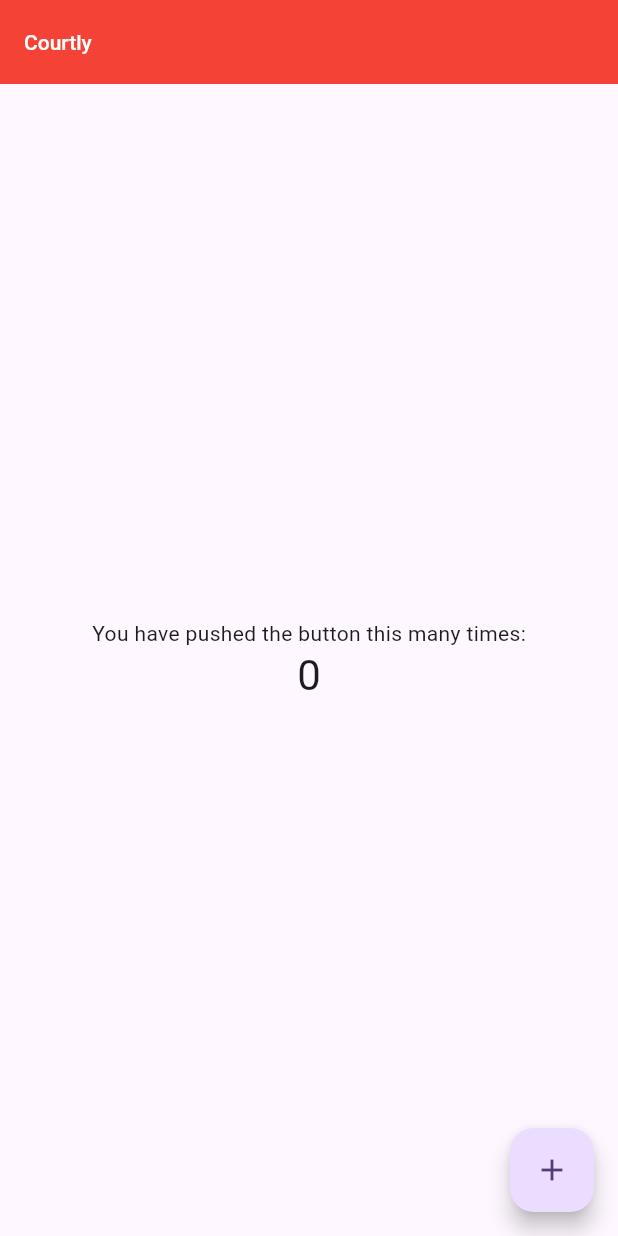
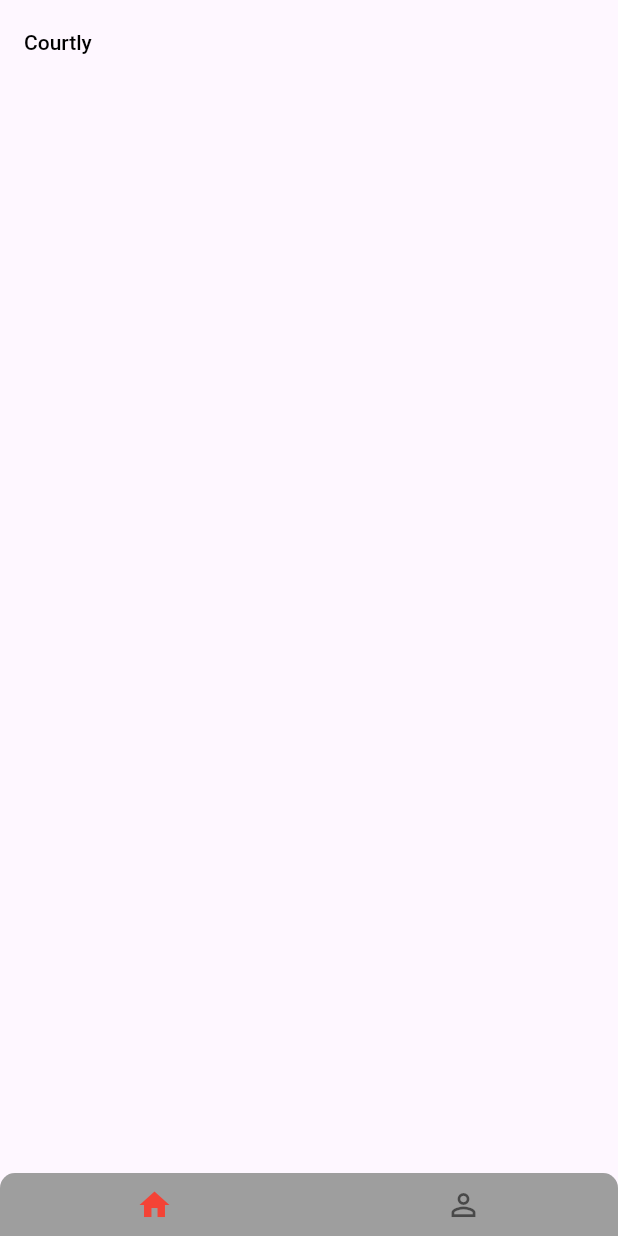
Before and after one commit to bryanfks-dev/Courtly, a Flutter app: the screen it shows after launch, on a phone screen of 412 x 824 dp. Run offline on Flutter 3.47's test engine with Material 3 defaults, Android fonts, the phone set to English and light mode, and no system bars.

Commit message:
add profile, login, and register page

```diff
--- a/lib/core/config/theme_datas.dart
+++ b/lib/core/config/theme_datas.dart
@@ -1,5 +1,6 @@
 import 'package:flutter/material.dart';
 
+/// ThemeDatas is a class that contains all the theme data for the application.
 class ThemeDatas {
   static ThemeData light = ThemeData(useMaterial3: true);
 }
--- a/lib/main.dart
+++ b/lib/main.dart
@@ -1,118 +1,114 @@
+import 'package:courtly/presentation/pages/home.dart';
+import 'package:courtly/presentation/pages/login.dart';
+import 'package:courtly/presentation/pages/profile.dart';
+import 'package:courtly/presentation/pages/register.dart';
 import 'package:courtly/presentation/widgets/default_app_bar.dart';
+import 'package:courtly/presentation/widgets/centered_app_bar.dart';
+import 'package:courtly/routes/routes.dart';
 import 'package:flutter/material.dart';
 
 void main() {
   runApp(const MyApp());
 }
 
-class MyApp extends StatelessWidget {
+class PageProps {
+  final dynamic appBar;
+  final Widget body;
+  final Icon icon;
+  final Icon? selectedIcon;
+  final String label;
+
+  PageProps(
+      {required this.appBar,
+      required this.body,
+      required this.icon,
+      this.selectedIcon,
+      required this.label});
+}
+
+class MyApp extends StatefulWidget {
   const MyApp({super.key});
 
-  // This widget is the root of your application.
   @override
-  Widget build(BuildContext context) {
-    return MaterialApp(
-      title: 'Flutter Demo',
-      theme: ThemeData(
-        // This is the theme of your application.
-        //
-        // TRY THIS: Try running your application with "flutter run". You'll see
-        // the application has a purple toolbar. Then, without quitting the app,
-        // try changing the seedColor in the colorScheme below to Colors.green
-        // and then invoke "hot reload" (save your changes or press the "hot
-        // reload" button in a Flutter-supported IDE, or press "r" if you used
-        // the command line to start the app).
-        //
-        // Notice that the counter didn't reset back to zero; the application
-        // state is not lost during the reload. To reset the state, use hot
-        // restart instead.
-        //
-        // This works for code too, not just values: Most code changes can be
-        // tested with just a hot reload.
-        colorScheme: ColorScheme.fromSeed(seedColor: Colors.deepPurple),
-        useMaterial3: true,
-      ),
-      home: const MyHomePage(title: 'Flutter Demo Home Page'),
-    );
-  }
+  State<MyApp> createState() => _MyApp();
 }
 
-class MyHomePage extends StatefulWidget {
-  const MyHomePage({super.key, required this.title});
+class _MyApp extends State<MyApp> {
+  /// _pages is the list of pages that can be selected
+  /// from bottom navigation bar.
+  final List<PageProps> _pages = [
+    PageProps(
+        appBar: const DefaultAppBar(),
+        body: const HomePage(),
+        icon: const Icon(Icons.home_outlined),
+        selectedIcon: const Icon(Icons.home),
+        label: "Home"),
+    PageProps(
+        appBar: const CenteredAppBar(title: "Profile"),
+        body: const ProfilePage(),
+        icon: const Icon(Icons.person_outline),
+        selectedIcon: const Icon(Icons.person),
+        label: "Profile")
+  ];
 
-  // This widget is the home page of your application. It is stateful, meaning
-  // that it has a State object (defined below) that contains fields that affect
-  // how it looks.
+  /// _selectedIndex is the index of the selected page
+  /// from bottom navigation bar.
+  int _selectedIndex = 0;
 
-  // This class is the configuration for the state. It holds the values (in this
-  // case the title) provided by the parent (in this case the App widget) and
-  // used by the build method of the State. Fields in a Widget subclass are
-  // always marked "final".
-
-  final String title;
-
-  @override
-  State<MyHomePage> createState() => _MyHomePageState();
-}
-
-class _MyHomePageState extends State<MyHomePage> {
-  int _counter = 0;
-
-  void _incrementCounter() {
+  /// _changePage is a function to change page
+  /// using bottom navigation bar.
+  void _changePage(int newIndex) {
     setState(() {
-      // This call to setState tells the Flutter framework that something has
-      // changed in this State, which causes it to rerun the build method below
-      // so that the display can reflect the updated values. If we changed
-      // _counter without calling setState(), then the build method would not be
-      // called again, and so nothing would appear to happen.
-      _counter++;
+      _selectedIndex = newIndex;
     });
   }
 
   @override
   Widget build(BuildContext context) {
-    // This method is rerun every time setState is called, for instance as done
-    // by the _incrementCounter method above.
-    //
-    // The Flutter framework has been optimized to make rerunning build methods
-    // fast, so that you can just rebuild anything that needs updating rather
-    // than having to individually change instances of widgets.
-    return Scaffold(
-      appBar: const DefaultAppBar(),
-      body: Center(
-        // Center is a layout widget. It takes a single child and positions it
-        // in the middle of the parent.
-        child: Column(
-          // Column is also a layout widget. It takes a list of children and
-          // arranges them vertically. By default, it sizes itself to fit its
-          // children horizontally, and tries to be as tall as its parent.
-          //
-          // Column has various properties to control how it sizes itself and
-          // how it positions its children. Here we use mainAxisAlignment to
-          // center the children vertically; the main axis here is the vertical
-          // axis because Columns are vertical (the cross axis would be
-          // horizontal).
-          //
-          // TRY THIS: Invoke "debug painting" (choose the "Toggle Debug Paint"
-          // action in the IDE, or press "p" in the console), to see the
-          // wireframe for each widget.
-          mainAxisAlignment: MainAxisAlignment.center,
-          children: <Widget>[
-            const Text(
-              'You have pushed the button this many times:',
+    return MaterialApp(
+        title: "Courtly",
+        debugShowCheckedModeBanner: false,
+        routes: {
+          Routes.login: (context) => const LoginPage(),
+          Routes.register: (context) => const RegisterPage()
+        },
+        home: Scaffold(
+          appBar: _pages[_selectedIndex].appBar,
+          body: _pages[_selectedIndex].body,
+          bottomNavigationBar: SizedBox(
+            height: 42,
+            child: ClipRRect(
+              borderRadius:
+                  const BorderRadius.vertical(top: Radius.circular(10)),
+              child: BottomNavigationBar(
+                type: BottomNavigationBarType.fixed,
+                backgroundColor: Colors.grey.shade500,
+                currentIndex: _selectedIndex,
+                items: [
+                  for (int i = 0; i < _pages.length; i++) ...[
+                    BottomNavigationBarItem(
+                        icon: (_selectedIndex == i)
+                            ? (_pages[i].selectedIcon ?? _pages[i].icon)
+                            : _pages[i].icon,
+                        label: _pages[i].label),
+                  ]
+                ],
+                iconSize: 24,
+                selectedFontSize: 0,
+                unselectedFontSize: 0,
+                showSelectedLabels: false,
+                showUnselectedLabels: false,
+                selectedItemColor: Colors.red,
+                onTap: (int newIndex) {
+                  if (_selectedIndex == newIndex) {
+                    return;
+                  }
+
+                  _changePage(newIndex);
+                },
+              ),
             ),
-            Text(
-              '$_counter',
-              style: Theme.of(context).textTheme.headlineMedium,
-            ),
-          ],
-        ),
-      ),
-      floatingActionButton: FloatingActionButton(
-        onPressed: _incrementCounter,
-        tooltip: 'Increment',
-        child: const Icon(Icons.add),
-      ), // This trailing comma makes auto-formatting nicer for build methods.
-    );
+          ),
+        ));
   }
 }
--- /dev/null
+++ b/lib/presentation/pages/home.dart
@@ -0,0 +1,14 @@
+import 'package:flutter/material.dart';
+
+/// HomePage is the first screen that the user sees.
+/// HomePage contains list of available courts.
+class HomePage extends StatelessWidget {
+  const HomePage({super.key});
+
+  @override
+  Widget build(BuildContext context) {
+    return SafeArea(
+      child: Container(),
+    );
+  }
+}
--- a/lib/presentation/widgets/default_app_bar.dart
+++ b/lib/presentation/widgets/default_app_bar.dart
@@ -1,5 +1,8 @@
 import 'package:flutter/material.dart';
 
+/// DefaultAppBar is a custom AppBar widget that is used as the default AppBar
+/// for the application.
+/// DefaultAppBar is mainly used in home page.
 class DefaultAppBar extends StatelessWidget implements PreferredSizeWidget {
   const DefaultAppBar({super.key}) : preferredSize = const Size.fromHeight(56);
 
@@ -9,11 +12,10 @@ class DefaultAppBar extends StatelessWidget implements PreferredSizeWidget {
   @override
   Widget build(BuildContext context) {
     return AppBar(
-      backgroundColor: Colors.red,
-        title: Text("Courtly",
+        title: const Text("Courtly",
             style: TextStyle(
                 fontSize: 14,
                 fontWeight: FontWeight.w500,
-                color: Colors.white)));
+                color: Colors.black)));
   }
 }
--- /dev/null
+++ b/lib/routes/routes.dart
@@ -0,0 +1,6 @@
+/// Routes is a class that contains all the custom routes of the application.
+/// This class is used to navigate between screens.
+class Routes {
+  static const String login = "/login";
+  static const String register = "/register";
+}
```
Also changed, not shown: lib/presentation/pages/login.dart (added, +120 -0 lines), lib/presentation/pages/profile.dart (+82 -1 lines), lib/presentation/pages/register.dart (added, +17 -0 lines), lib/presentation/widgets/centered_app_bar.dart (added, +22 -0 lines).
